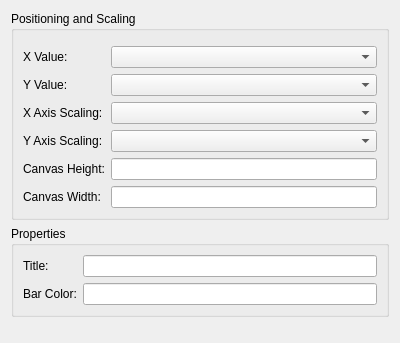
First picture: the form in QtGraphCreator/barchartdialog.ui, repository JarNoff/QtGraphCreator, before the edit; both pictures show x 0 to 400 and y 0 to 343 of the 400 by 684 pixel window.
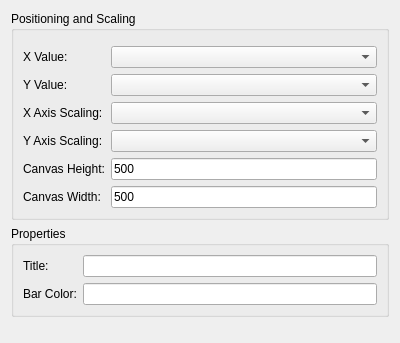
Second picture: the form after the edit.

The edit to the form file:
```diff
--- a/QtGraphCreator/barchartdialog.ui
+++ b/QtGraphCreator/barchartdialog.ui
@@ -85,7 +85,11 @@
          </widget>
         </item>
         <item row="5" column="1">
-         <widget class="QLineEdit" name="canvasHeightLineEdit"/>
+         <widget class="QLineEdit" name="canvasHeightLineEdit">
+          <property name="text">
+           <string>500</string>
+          </property>
+         </widget>
         </item>
         <item row="6" column="0">
          <widget class="QLabel" name="canvasWidthLabel">
@@ -95,7 +99,11 @@
          </widget>
         </item>
         <item row="6" column="1">
-         <widget class="QLineEdit" name="canvasWidthLineEdit"/>
+         <widget class="QLineEdit" name="canvasWidthLineEdit">
+          <property name="text">
+           <string>500</string>
+          </property>
+         </widget>
         </item>
        </layout>
       </widget>
```
Left out of the diff: 4 changed lines with no effect on the pictures.
